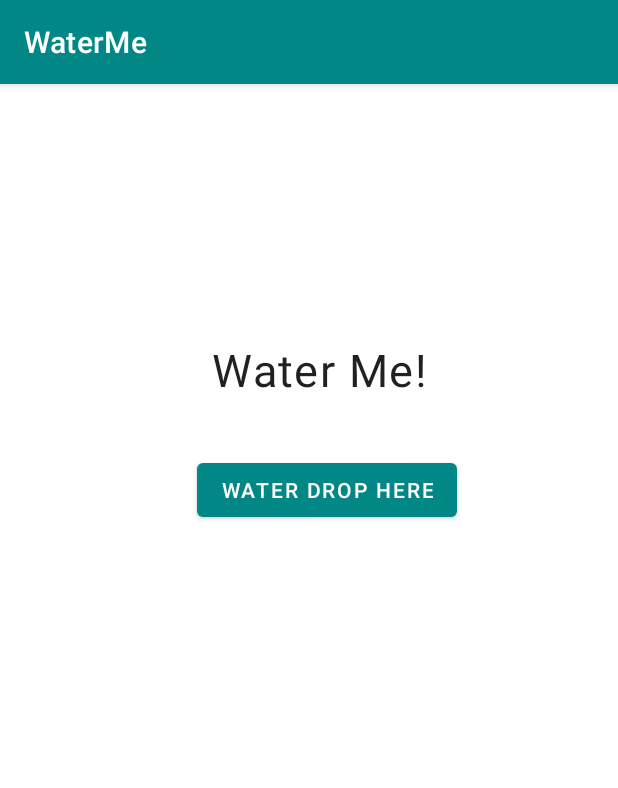
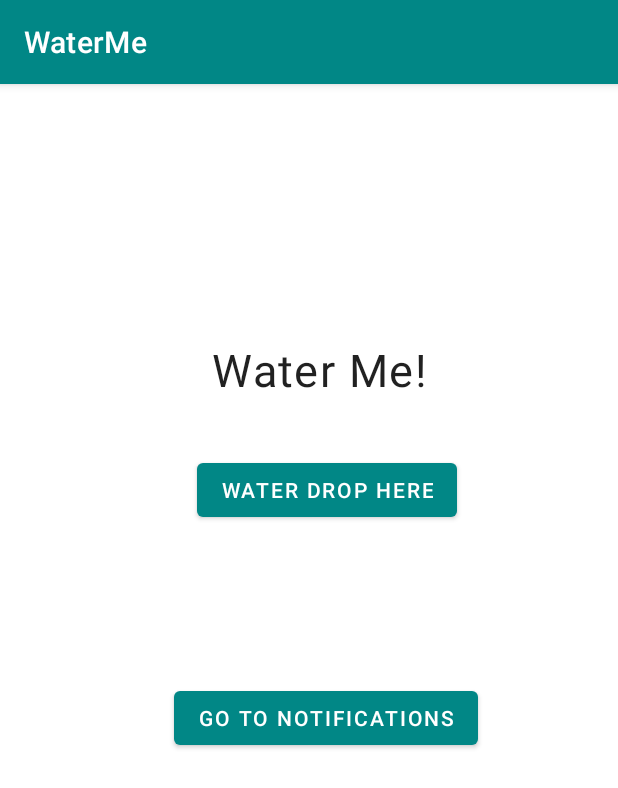
Before and after one commit to MattRelacion/WaterMe, an Android app: the screen it shows after launch (MainActivity), on a phone screen of 412 x 824 dp. Shown: the top 788 px of the screen. Run offline under Robolectric (Android 15) with nearby library versions, the phone set to English and light mode, and no system bars.

Commit message:
Added some notifications

```diff
--- a/app/src/main/java/com/example/waterme/MainActivity.kt
+++ b/app/src/main/java/com/example/waterme/MainActivity.kt
@@ -27,12 +27,14 @@ class MainActivity : AppCompatActivity() {
     private lateinit var date: String
 
     private lateinit var waterDropButton: Button
+    private lateinit var goToNotifyButton: Button
 
     override fun onCreate(savedInstanceState: Bundle?) {
         super.onCreate(savedInstanceState)
         setContentView(R.layout.activity_main)
 
         waterDropButton = findViewById(R.id.waterButton)
+        goToNotifyButton = findViewById(R.id.goToNotifyButton)
 
         calendar = Calendar.getInstance()
         date = dateFormat.format(calendar.time)
@@ -64,6 +66,12 @@ class MainActivity : AppCompatActivity() {
             val updatedDayCounter = separated[0] + "\n" + (separated[1].split(" ")[0].toInt() + 1) + " "+ (separated[1].split(" ")[1].toInt())
             writeToFile(updatedDayCounter)
             Log.i(TAG, updatedDayCounter)
+        }
+
+        //go to notifications page
+        goToNotifyButton.setOnClickListener {
+            val intent = Intent(this@MainActivity, Notifications::class.java)
+            startActivity(intent)
         }
 
     }
--- a/app/src/main/res/layout/activity_main.xml
+++ b/app/src/main/res/layout/activity_main.xml
@@ -30,4 +30,16 @@
         app:layout_constraintTop_toTopOf="parent"
         app:layout_constraintVertical_bias="0.343" />
 
+    <Button
+        android:id="@+id/goToNotifyButton"
+        android:layout_width="wrap_content"
+        android:layout_height="wrap_content"
+        android:text="Go To Notifications"
+        app:layout_constraintBottom_toBottomOf="parent"
+        app:layout_constraintHorizontal_bias="0.553"
+        app:layout_constraintLeft_toLeftOf="parent"
+        app:layout_constraintRight_toRightOf="parent"
+        app:layout_constraintTop_toTopOf="parent"
+        app:layout_constraintVertical_bias="0.554" />
+
 </androidx.constraintlayout.widget.ConstraintLayout>
```
Also changed, not shown: app/src/main/AndroidManifest.xml (+4 -3 lines), app/src/main/java/com/example/waterme/Notifications.kt (added, +74 -0 lines), app/src/main/res/layout/activity_notifications.xml (added, +19 -0 lines), app/src/main/androidTwo-playstore.png (added), app/src/main/androidTwoLarge-playstore.png (added), app/src/main/res/drawable/androidtwo.png (added).
